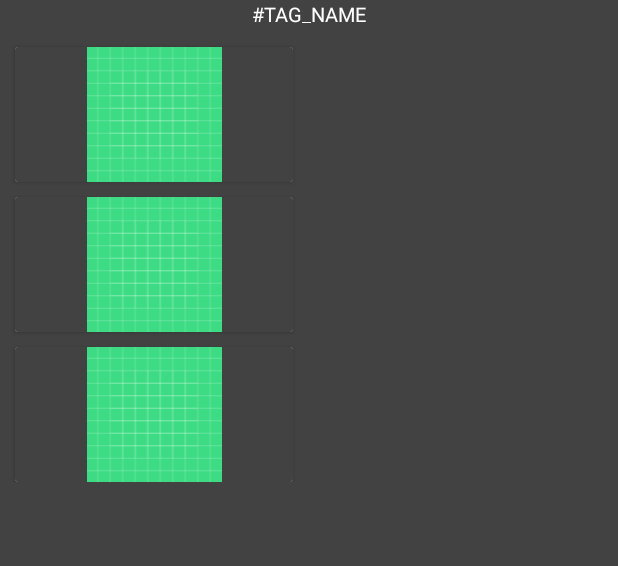
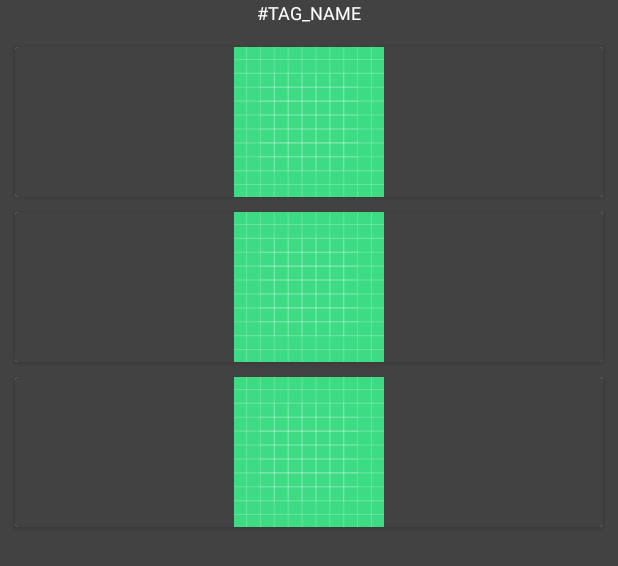
Before and after one commit to albarn512/Android-MVVM-Gif, an Android app: the layout activity_kategori.xml on its own in the app's theme, with its tools: preview values and no code run, on a phone screen of 412 x 824 dp. Shown: the top 566 px of the screen. Run offline under Robolectric (Android 15) with nearby library versions, the phone set to English and light mode, and no system bars.

```diff
--- a/app/src/main/java/com/example/gif/adapter/KategoriAdapter.java
+++ b/app/src/main/java/com/example/gif/adapter/KategoriAdapter.java
@@ -51,6 +51,7 @@ public class KategoriAdapter extends RecyclerView.Adapter<KategoriAdapter.ViewHo
             @Override
             public void onClick(View v) {
                 Intent intent = new Intent(context, IsiActivity.class);
+                intent.putExtra("nama",kategoriItems.get(position).getName());
                 context.startActivity(intent);
 
             }
--- a/app/src/main/res/layout/activity_kategori.xml
+++ b/app/src/main/res/layout/activity_kategori.xml
@@ -18,12 +18,12 @@
         android:text="@string/tag_name"
         android:textAllCaps="true"
         android:textColor="#ffffff"
-        android:textSize="13sp" />
+        android:textSize="12sp" />
 
     <androidx.recyclerview.widget.RecyclerView
         android:id="@+id/activity_k_rv"
-        android:layout_width="wrap_content"
-        android:layout_height="wrap_content"
+        android:layout_width="match_parent"
+        android:layout_height="match_parent"
         tools:listitem="@layout/item_list_isi">
 
     </androidx.recyclerview.widget.RecyclerView>
--- a/app/src/main/res/layout/item_list_isi.xml
+++ b/app/src/main/res/layout/item_list_isi.xml
@@ -2,8 +2,8 @@
 <androidx.cardview.widget.CardView xmlns:android="http://schemas.android.com/apk/res/android"
     xmlns:app="http://schemas.android.com/apk/res-auto"
     android:id="@+id/itemlist_cvi"
-    android:layout_width="185dp"
-    android:layout_height="90dp"
+    android:layout_width="match_parent"
+    android:layout_height="100dp"
     android:layout_marginStart="10dp"
     android:layout_marginLeft="0dp"
     android:layout_marginTop="10dp"
--- a/app/src/main/res/layout/item_list_kategori.xml
+++ b/app/src/main/res/layout/item_list_kategori.xml
@@ -36,7 +36,7 @@
             android:text="@string/tag_name"
             android:textAllCaps="true"
             android:textColor="#ffffff"
-            android:textSize="13sp" />
+            android:textSize="12sp" />
     </LinearLayout>
 
 </androidx.cardview.widget.CardView>
```
Also changed, not shown: app/src/main/java/com/example/gif/adapter/TrendingDiscoverAdapter.java (+5 -6 lines), app/src/main/java/com/example/gif/view/activity/IsiActivity.java (+8 -1 lines).
